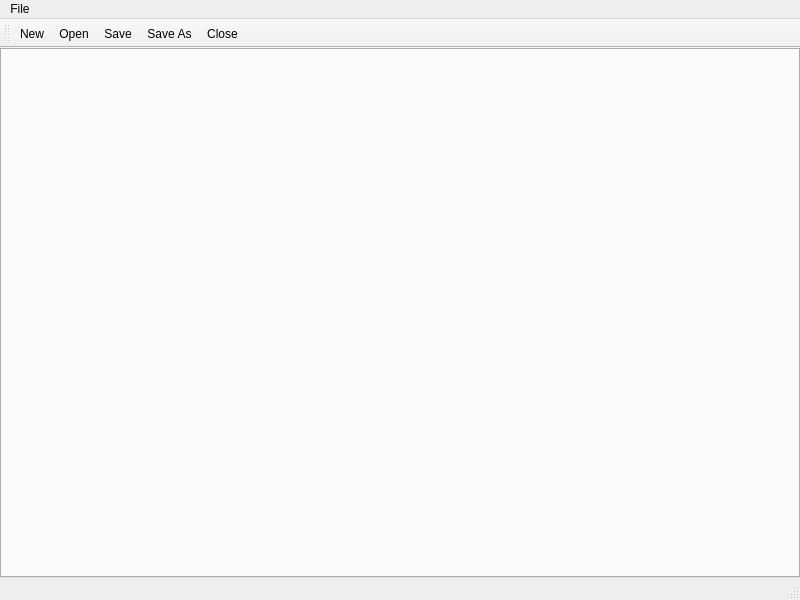
Qt form notepad.ui (victorbnl/notepad-sharp) before a commit.
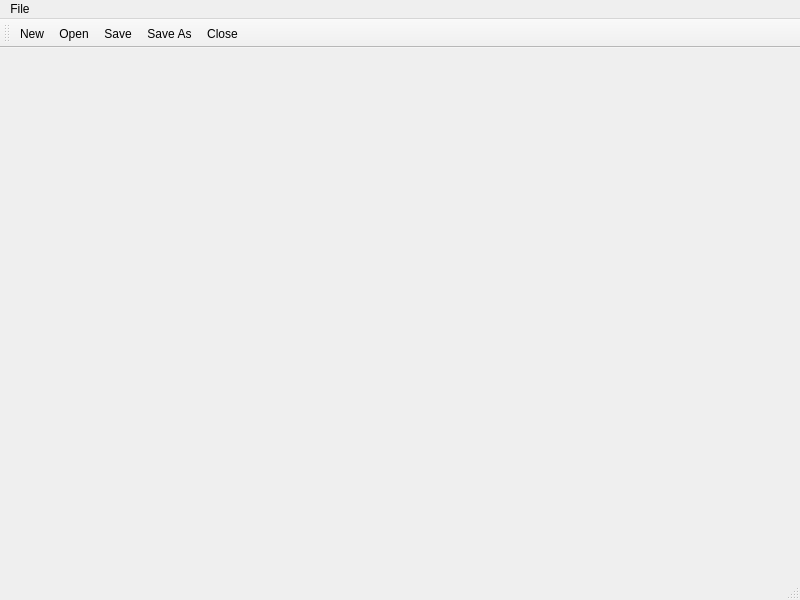
The same form after that commit. Custom widgets are drawn as their Qt base class.

Commit message: Enable document mode on tab widget

```diff
--- a/notepad.ui
+++ b/notepad.ui
@@ -29,6 +29,9 @@
     </property>
     <item row="0" column="0">
      <widget class="EditorTabs" name="editorTabs">
+      <property name="documentMode">
+       <bool>true</bool>
+      </property>
       <property name="tabsClosable">
        <bool>true</bool>
       </property>
```
